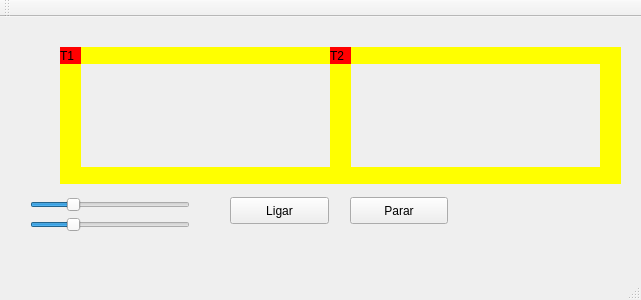
This is mainwindow.ui in Arphor/Trens as Qt 5 draws it before an edit. The edited form follows.
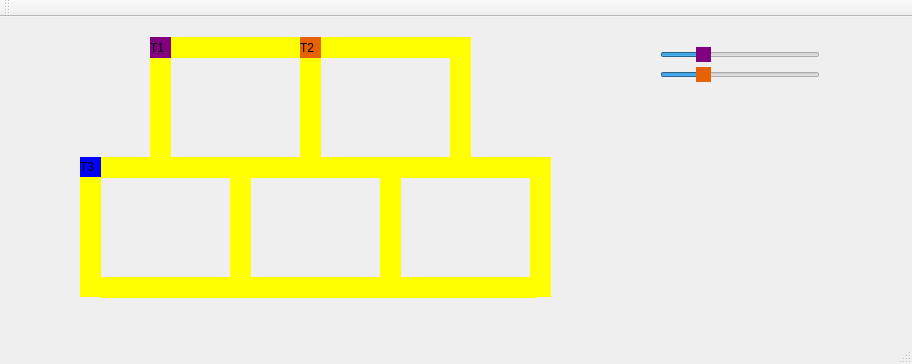
This is the edited form.

```diff
--- a/mainwindow.ui
+++ b/mainwindow.ui
@@ -6,8 +6,8 @@
    <rect>
     <x>0</x>
     <y>0</y>
-    <width>641</width>
-    <height>300</height>
+    <width>912</width>
+    <height>364</height>
    </rect>
   </property>
   <property name="windowTitle">
@@ -17,168 +17,30 @@
    <widget class="QLabel" name="label_trem1">
     <property name="geometry">
      <rect>
-      <x>60</x>
-      <y>30</y>
+      <x>150</x>
+      <y>20</y>
       <width>21</width>
-      <height>17</height>
+      <height>21</height>
      </rect>
     </property>
     <property name="styleSheet">
-     <string notr="true">QLabel { background: red}</string>
+     <string notr="true">QLabel { background: purple}</string>
     </property>
     <property name="text">
      <string>T1</string>
     </property>
    </widget>
-   <widget class="QLabel" name="label_trilho1">
-    <property name="geometry">
-     <rect>
-      <x>80</x>
-      <y>30</y>
-      <width>250</width>
-      <height>17</height>
-     </rect>
-    </property>
-    <property name="styleSheet">
-     <string notr="true">QLabel { background: yellow}</string>
-    </property>
-    <property name="text">
-     <string/>
-    </property>
-   </widget>
-   <widget class="QLabel" name="label_trilho2">
-    <property name="geometry">
-     <rect>
-      <x>80</x>
-      <y>150</y>
-      <width>250</width>
-      <height>17</height>
-     </rect>
-    </property>
-    <property name="styleSheet">
-     <string notr="true">QLabel { background: yellow}</string>
-    </property>
-    <property name="text">
-     <string/>
-    </property>
-   </widget>
-   <widget class="QLabel" name="label_trilho3">
-    <property name="geometry">
-     <rect>
-      <x>330</x>
-      <y>30</y>
-      <width>21</width>
-      <height>137</height>
-     </rect>
-    </property>
-    <property name="styleSheet">
-     <string notr="true">QLabel { background: yellow}</string>
-    </property>
-    <property name="text">
-     <string/>
-    </property>
-   </widget>
-   <widget class="QLabel" name="label_trilho4">
-    <property name="geometry">
-     <rect>
-      <x>60</x>
-      <y>30</y>
-      <width>21</width>
-      <height>137</height>
-     </rect>
-    </property>
-    <property name="styleSheet">
-     <string notr="true">QLabel { background: yellow}</string>
-    </property>
-    <property name="text">
-     <string/>
-    </property>
-   </widget>
-   <widget class="QPushButton" name="pushButton">
-    <property name="geometry">
-     <rect>
-      <x>230</x>
-      <y>180</y>
-      <width>99</width>
-      <height>27</height>
-     </rect>
-    </property>
-    <property name="text">
-     <string>Ligar</string>
-    </property>
-   </widget>
-   <widget class="QPushButton" name="pushButton_2">
-    <property name="geometry">
-     <rect>
-      <x>350</x>
-      <y>180</y>
-      <width>98</width>
-      <height>27</height>
-     </rect>
-    </property>
-    <property name="text">
-     <string>Parar</string>
-    </property>
-   </widget>
-   <widget class="QLabel" name="label_trilho4_2">
-    <property name="geometry">
-     <rect>
-      <x>600</x>
-      <y>30</y>
-      <width>21</width>
-      <height>137</height>
-     </rect>
-    </property>
-    <property name="styleSheet">
-     <string notr="true">QLabel { background: yellow}</string>
-    </property>
-    <property name="text">
-     <string/>
-    </property>
-   </widget>
-   <widget class="QLabel" name="label_trilho1_2">
-    <property name="geometry">
-     <rect>
-      <x>350</x>
-      <y>30</y>
-      <width>250</width>
-      <height>17</height>
-     </rect>
-    </property>
-    <property name="styleSheet">
-     <string notr="true">QLabel { background: yellow}</string>
-    </property>
-    <property name="text">
-     <string/>
-    </property>
-   </widget>
-   <widget class="QLabel" name="label_trilho2_2">
-    <property name="geometry">
-     <rect>
-      <x>350</x>
-      <y>150</y>
-      <width>250</width>
-      <height>17</height>
-     </rect>
-    </property>
-    <property name="styleSheet">
-     <string notr="true">QLabel { background: yellow}</string>
-    </property>
-    <property name="text">
-     <string/>
-    </property>
-   </widget>
    <widget class="QLabel" name="label_trem2">
     <property name="geometry">
      <rect>
-      <x>330</x>
-      <y>30</y>
+      <x>300</x>
+      <y>20</y>
       <width>21</width>
-      <height>17</height>
+      <height>21</height>
      </rect>
     </property>
     <property name="styleSheet">
-     <string notr="true">QLabel { background: red}</string>
+     <string notr="true">QLabel { background: rgb(230, 97, 0)}</string>
     </property>
     <property name="text">
      <string>T2</string>
@@ -187,12 +49,16 @@
    <widget class="QSlider" name="velocity_1">
     <property name="geometry">
      <rect>
-      <x>30</x>
-      <y>180</y>
+      <x>660</x>
+      <y>30</y>
       <width>160</width>
       <height>16</height>
      </rect>
     </property>
+    <property name="styleSheet">
+     <string notr="true">QSlider::handle::horizontal{background-color: purple;}
+</string>
+    </property>
     <property name="maximum">
      <number>200</number>
     </property>
@@ -206,12 +72,16 @@
    <widget class="QSlider" name="velocity_2">
     <property name="geometry">
      <rect>
-      <x>30</x>
-      <y>200</y>
+      <x>660</x>
+      <y>50</y>
       <width>160</width>
       <height>16</height>
      </rect>
     </property>
+    <property name="styleSheet">
+     <string notr="true">QSlider::handle::horizontal{background-color: rgb(230, 97, 0);}
+</string>
+    </property>
     <property name="maximum">
      <number>200</number>
     </property>
@@ -222,26 +92,442 @@
      <enum>Qt::Horizontal</enum>
     </property>
    </widget>
-   <zorder>label_trilho1</zorder>
-   <zorder>label_trilho2</zorder>
-   <zorder>label_trilho3</zorder>
-   <zorder>label_trilho4</zorder>
-   <zorder>label_trem1</zorder>
-   <zorder>pushButton</zorder>
-   <zorder>pushButton_2</zorder>
-   <zorder>label_trilho4_2</zorder>
-   <zorder>label_trilho1_2</zorder>
-   <zorder>label_trilho2_2</zorder>
-   <zorder>label_trem2</zorder>
+   <widget class="QLabel" name="label_trilho4_3">
+    <property name="geometry">
+     <rect>
+      <x>150</x>
+      <y>20</y>
+      <width>21</width>
+      <height>137</height>
+     </rect>
+    </property>
+    <property name="styleSheet">
+     <string notr="true">QLabel { background: yellow}</string>
+    </property>
+    <property name="text">
+     <string/>
+    </property>
+   </widget>
+   <widget class="QLabel" name="label_trilho1_3">
+    <property name="geometry">
+     <rect>
+      <x>170</x>
+      <y>20</y>
+      <width>137</width>
+      <height>21</height>
+     </rect>
+    </property>
+    <property name="styleSheet">
+     <string notr="true">QLabel { background: yellow}</string>
+    </property>
+    <property name="text">
+     <string/>
+    </property>
+   </widget>
+   <widget class="QLabel" name="label_trilho4_4">
+    <property name="geometry">
+     <rect>
+      <x>300</x>
+      <y>24</y>
+      <width>21</width>
+      <height>137</height>
+     </rect>
+    </property>
+    <property name="styleSheet">
+     <string notr="true">QLabel { background: yellow}</string>
+    </property>
+    <property name="text">
+     <string/>
+    </property>
+   </widget>
+   <widget class="QLabel" name="label_trilho1_4">
+    <property name="geometry">
+     <rect>
+      <x>170</x>
+      <y>140</y>
+      <width>137</width>
+      <height>21</height>
+     </rect>
+    </property>
+    <property name="styleSheet">
+     <string notr="true">QLabel { background: yellow}</string>
+    </property>
+    <property name="text">
+     <string/>
+    </property>
+   </widget>
+   <widget class="QLabel" name="label_trilho1_5">
+    <property name="geometry">
+     <rect>
+      <x>320</x>
+      <y>140</y>
+      <width>137</width>
+      <height>21</height>
+     </rect>
+    </property>
+    <property name="styleSheet">
+     <string notr="true">QLabel { background: yellow}</string>
+    </property>
+    <property name="text">
+     <string/>
+    </property>
+   </widget>
+   <widget class="QLabel" name="label_trilho1_6">
+    <property name="geometry">
+     <rect>
+      <x>320</x>
+      <y>20</y>
+      <width>137</width>
+      <height>21</height>
+     </rect>
+    </property>
+    <property name="styleSheet">
+     <string notr="true">QLabel { background: yellow}</string>
+    </property>
+    <property name="text">
+     <string/>
+    </property>
+   </widget>
+   <widget class="QLabel" name="label_trilho4_5">
+    <property name="geometry">
+     <rect>
+      <x>450</x>
+      <y>20</y>
+      <width>21</width>
+      <height>137</height>
+     </rect>
+    </property>
+    <property name="styleSheet">
+     <string notr="true">QLabel { background: yellow}</string>
+    </property>
+    <property name="text">
+     <string/>
+    </property>
+   </widget>
+   <widget class="QLabel" name="label_trilho4_6">
+    <property name="geometry">
+     <rect>
+      <x>300</x>
+      <y>20</y>
+      <width>21</width>
+      <height>137</height>
+     </rect>
+    </property>
+    <property name="styleSheet">
+     <string notr="true">QLabel { background: yellow}</string>
+    </property>
+    <property name="text">
+     <string/>
+    </property>
+   </widget>
+   <widget class="QLabel" name="label_trilho1_7">
+    <property name="geometry">
+     <rect>
+      <x>250</x>
+      <y>140</y>
+      <width>137</width>
+      <height>21</height>
+     </rect>
+    </property>
+    <property name="styleSheet">
+     <string notr="true">QLabel { background: yellow}</string>
+    </property>
+    <property name="text">
+     <string/>
+    </property>
+   </widget>
+   <widget class="QLabel" name="label_trilho4_7">
+    <property name="geometry">
+     <rect>
+      <x>230</x>
+      <y>144</y>
+      <width>21</width>
+      <height>137</height>
+     </rect>
+    </property>
+    <property name="styleSheet">
+     <string notr="true">QLabel { background: yellow}</string>
+    </property>
+    <property name="text">
+     <string/>
+    </property>
+   </widget>
+   <widget class="QLabel" name="label_trilho4_8">
+    <property name="geometry">
+     <rect>
+      <x>380</x>
+      <y>144</y>
+      <width>21</width>
+      <height>137</height>
+     </rect>
+    </property>
+    <property name="styleSheet">
+     <string notr="true">QLabel { background: yellow}</string>
+    </property>
+    <property name="text">
+     <string/>
+    </property>
+   </widget>
+   <widget class="QLabel" name="label_trilho1_8">
+    <property name="geometry">
+     <rect>
+      <x>100</x>
+      <y>260</y>
+      <width>137</width>
+      <height>21</height>
+     </rect>
+    </property>
+    <property name="styleSheet">
+     <string notr="true">QLabel { background: yellow}</string>
+    </property>
+    <property name="text">
+     <string/>
+    </property>
+   </widget>
+   <widget class="QLabel" name="label_trilho1_9">
+    <property name="geometry">
+     <rect>
+      <x>100</x>
+      <y>140</y>
+      <width>137</width>
+      <height>21</height>
+     </rect>
+    </property>
+    <property name="styleSheet">
+     <string notr="true">QLabel { background: yellow}</string>
+    </property>
+    <property name="text">
+     <string/>
+    </property>
+   </widget>
+   <widget class="QLabel" name="label_trilho4_9">
+    <property name="geometry">
+     <rect>
+      <x>230</x>
+      <y>144</y>
+      <width>21</width>
+      <height>137</height>
+     </rect>
+    </property>
+    <property name="styleSheet">
+     <string notr="true">QLabel { background: yellow}</string>
+    </property>
+    <property name="text">
+     <string/>
+    </property>
+   </widget>
+   <widget class="QLabel" name="label_trilho4_10">
+    <property name="geometry">
+     <rect>
+      <x>80</x>
+      <y>140</y>
+      <width>21</width>
+      <height>140</height>
+     </rect>
+    </property>
+    <property name="styleSheet">
+     <string notr="true">QLabel { background: yellow}</string>
+    </property>
+    <property name="text">
+     <string/>
+    </property>
+   </widget>
+   <widget class="QLabel" name="label_trilho1_10">
+    <property name="geometry">
+     <rect>
+      <x>250</x>
+      <y>260</y>
+      <width>137</width>
+      <height>21</height>
+     </rect>
+    </property>
+    <property name="styleSheet">
+     <string notr="true">QLabel { background: yellow}</string>
+    </property>
+    <property name="text">
+     <string/>
+    </property>
+   </widget>
+   <widget class="QLabel" name="label_trilho1_11">
+    <property name="geometry">
+     <rect>
+      <x>400</x>
+      <y>140</y>
+      <width>137</width>
+      <height>21</height>
+     </rect>
+    </property>
+    <property name="styleSheet">
+     <string notr="true">QLabel { background: yellow}</string>
+    </property>
+    <property name="text">
+     <string/>
+    </property>
+   </widget>
+   <widget class="QLabel" name="label_trilho4_11">
+    <property name="geometry">
+     <rect>
+      <x>380</x>
+      <y>144</y>
+      <width>21</width>
+      <height>137</height>
+     </rect>
+    </property>
+    <property name="styleSheet">
+     <string notr="true">QLabel { background: yellow}</string>
+    </property>
+    <property name="text">
+     <string/>
+    </property>
+   </widget>
+   <widget class="QLabel" name="label_trilho4_12">
+    <property name="geometry">
+     <rect>
+      <x>530</x>
+      <y>140</y>
+      <width>21</width>
+      <height>140</height>
+     </rect>
+    </property>
+    <property name="styleSheet">
+     <string notr="true">QLabel { background: yellow}</string>
+    </property>
+    <property name="text">
+     <string/>
+    </property>
+   </widget>
+   <widget class="QLabel" name="label_trilho1_12">
+    <property name="geometry">
+     <rect>
+      <x>250</x>
+      <y>260</y>
+      <width>137</width>
+      <height>21</height>
+     </rect>
+    </property>
+    <property name="styleSheet">
+     <string notr="true">QLabel { background: yellow}</string>
+    </property>
+    <property name="text">
+     <string/>
+    </property>
+   </widget>
+   <widget class="QLabel" name="label_trilho1_13">
+    <property name="geometry">
+     <rect>
+      <x>250</x>
+      <y>140</y>
+      <width>137</width>
+      <height>21</height>
+     </rect>
+    </property>
+    <property name="styleSheet">
+     <string notr="true">QLabel { background: yellow}</string>
+    </property>
+    <property name="text">
+     <string/>
+    </property>
+   </widget>
+   <widget class="QLabel" name="label_trilho4_13">
+    <property name="geometry">
+     <rect>
+      <x>380</x>
+      <y>140</y>
+      <width>21</width>
+      <height>140</height>
+     </rect>
+    </property>
+    <property name="styleSheet">
+     <string notr="true">QLabel { background: yellow}</string>
+    </property>
+    <property name="text">
+     <string/>
+    </property>
+   </widget>
+   <widget class="QLabel" name="label_trilho4_14">
+    <property name="geometry">
+     <rect>
+      <x>230</x>
+      <y>140</y>
+      <width>21</width>
+      <height>140</height>
+     </rect>
+    </property>
+    <property name="styleSheet">
+     <string notr="true">QLabel { background: yellow}</string>
+    </property>
+    <property name="text">
+     <string/>
+    </property>
+   </widget>
+   <widget class="QLabel" name="label_trilho1_14">
+    <property name="geometry">
+     <rect>
+      <x>400</x>
+      <y>260</y>
+      <width>137</width>
+      <height>21</height>
+     </rect>
+    </property>
+    <property name="styleSheet">
+     <string notr="true">QLabel { background: yellow}</string>
+    </property>
+    <property name="text">
+     <string/>
+    </property>
+   </widget>
+   <widget class="QLabel" name="label_trem3">
+    <property name="geometry">
+     <rect>
+      <x>80</x>
+      <y>140</y>
+      <width>21</width>
+      <height>20</height>
+     </rect>
+    </property>
+    <property name="styleSheet">
+     <string notr="true">QLabel { background: blue}</string>
+    </property>
+    <property name="text">
+     <string>T3</string>
+    </property>
+   </widget>
    <zorder>velocity_1</zorder>
    <zorder>velocity_2</zorder>
+   <zorder>label_trilho4_3</zorder>
+   <zorder>label_trilho1_3</zorder>
+   <zorder>label_trilho4_4</zorder>
+   <zorder>label_trilho1_4</zorder>
+   <zorder>label_trilho1_5</zorder>
+   <zorder>label_trilho1_6</zorder>
+   <zorder>label_trilho4_5</zorder>
+   <zorder>label_trilho4_6</zorder>
+   <zorder>label_trilho1_7</zorder>
+   <zorder>label_trilho4_7</zorder>
+   <zorder>label_trilho4_8</zorder>
+   <zorder>label_trilho1_8</zorder>
+   <zorder>label_trilho1_9</zorder>
+   <zorder>label_trilho4_9</zorder>
+   <zorder>label_trilho4_10</zorder>
+   <zorder>label_trilho1_10</zorder>
+   <zorder>label_trilho1_11</zorder>
+   <zorder>label_trilho4_11</zorder>
+   <zorder>label_trilho4_12</zorder>
+   <zorder>label_trilho1_12</zorder>
+   <zorder>label_trilho1_13</zorder>
+   <zorder>label_trilho4_13</zorder>
+   <zorder>label_trilho4_14</zorder>
+   <zorder>label_trilho1_14</zorder>
+   <zorder>label_trem1</zorder>
+   <zorder>label_trem2</zorder>
+   <zorder>label_trem3</zorder>
   </widget>
   <widget class="QMenuBar" name="menuBar">
    <property name="geometry">
     <rect>
      <x>0</x>
      <y>0</y>
-     <width>641</width>
+     <width>912</width>
      <height>22</height>
     </rect>
    </property>
```
